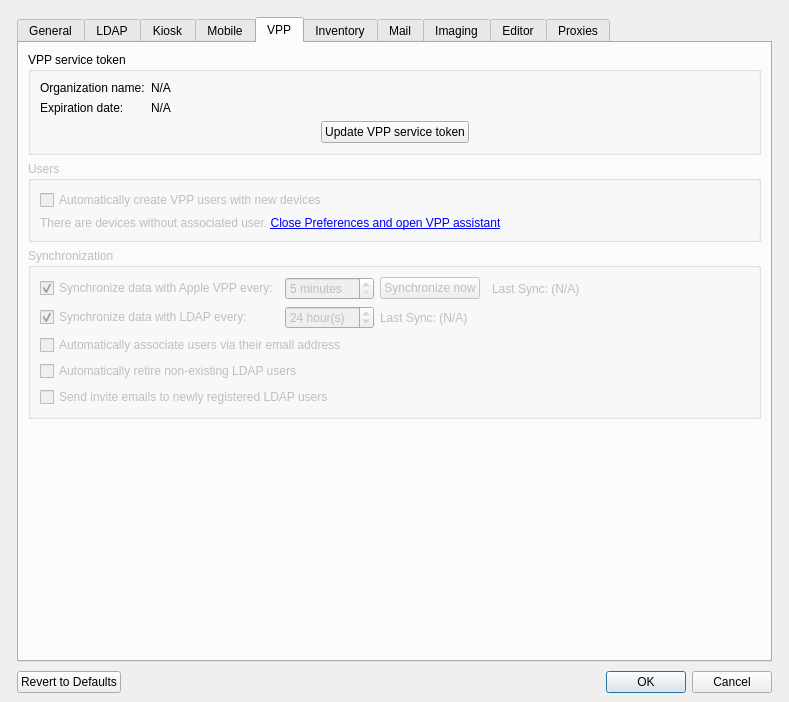
First picture: the form in FWAdminLib/Preferences/WinAdminPrefDlg.ui, repository fw-dev/translations, before the edit.
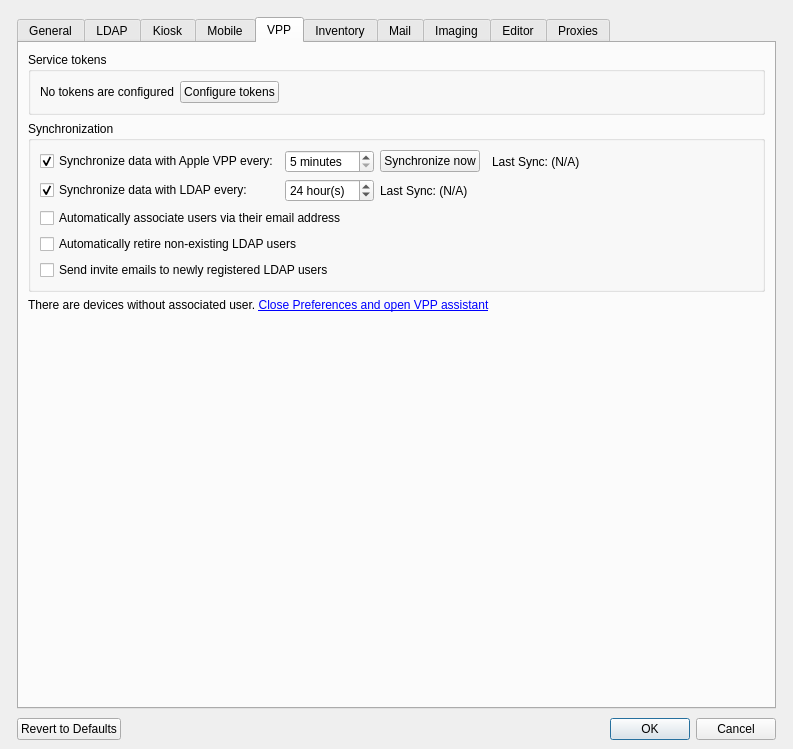
Second picture: the form after the edit. The open tabs and pages were chosen to show the change. Custom widgets are drawn as their Qt base class.

```diff
--- a/FWAdminLib/Preferences/WinAdminPrefDlg.ui
+++ b/FWAdminLib/Preferences/WinAdminPrefDlg.ui
@@ -6,8 +6,8 @@
    <rect>
     <x>0</x>
     <y>0</y>
-    <width>789</width>
-    <height>702</height>
+    <width>793</width>
+    <height>749</height>
    </rect>
   </property>
   <property name="windowTitle">
@@ -1304,51 +1304,25 @@
           <item>
            <widget class="QGroupBox" name="serviceTokenGrp">
             <property name="title">
-             <string>VPP service token</string>
+             <string>Service tokens</string>
             </property>
-            <layout class="QVBoxLayout" name="verticalLayout_12">
+            <layout class="QHBoxLayout" name="horizontalLayout_300">
              <item>
-              <widget class="QStackedWidget" name="vppTokenStackedWidget">
-               <property name="currentIndex">
-                <number>0</number>
-               </property>
-               <widget class="QWidget" name="pageNoToken">
-                <layout class="QHBoxLayout" name="horizontalLayout_11">
-                 <property name="margin">
-                  <number>0</number>
-                 </property>
-                 <item>
-                  <spacer name="horizontalSpacer_12">
-                   <property name="orientation">
-                    <enum>Qt::Horizontal</enum>
-                   </property>
-                   <property name="sizeHint" stdset="0">
-                    <size>
-                     <width>40</width>
-                     <height>20</height>
-                    </size>
-                   </property>
-                  </spacer>
-                 </item>
-                 <item>
-                  <widget class="QLabel" name="label_36">
+              <widget class="QLabel" name="tokenLabel">
                    <property name="text">
-                    <string>&lt;html&gt;&lt;head/&gt;&lt;body&gt;&lt;p&gt;No VPP service token is currently set.&lt;/p&gt;&lt;/body&gt;&lt;/html&gt;</string>
-                   </property>
-                   <property name="openExternalLinks">
-                    <bool>true</bool>
-                   </property>
+                <string>No tokens are configured</string>
+               </property>
                   </widget>
                  </item>
                  <item>
-                  <widget class="QPushButton" name="setVPPToken">
+              <widget class="QPushButton" name="editVPPTokensButton">
                    <property name="text">
-                    <string>Set the VPP service token</string>
+                <string>Configure tokens</string>
                    </property>
                   </widget>
                  </item>
                  <item>
-                  <spacer name="horizontalSpacer_9">
+              <spacer name="horizontalSpacer_400">
                    <property name="orientation">
                     <enum>Qt::Horizontal</enum>
                    </property>
@@ -1359,124 +1333,12 @@
                     </size>
                    </property>
                   </spacer>
-                 </item>
-                </layout>
-               </widget>
-               <widget class="QWidget" name="pageTokenSet">
-                <layout class="QVBoxLayout" name="verticalLayout_13">
-                 <property name="margin">
-                  <number>0</number>
-                 </property>
-                 <item>
-                  <layout class="QFormLayout" name="formLayout_7">
-                   <property name="fieldGrowthPolicy">
-                    <enum>QFormLayout::FieldsStayAtSizeHint</enum>
-                   </property>
-                   <item row="1" column="0">
-                    <widget class="QLabel" name="tokenOrgNameTitleLabel">
-                     <property name="text">
-                      <string>Organization name:</string>
-                     </property>
-                    </widget>
-                   </item>
-                   <item row="2" column="0">
-                    <widget class="QLabel" name="tokenExpDateTitleLabel">
-                     <property name="text">
-                      <string>Expiration date:</string>
-                     </property>
-                    </widget>
-                   </item>
-                   <item row="2" column="1">
-                    <widget class="QLabel" name="tokenExpDateLabel">
-                     <property name="text">
-                      <string>N/A</string>
-                     </property>
-                    </widget>
-                   </item>
-                   <item row="1" column="1">
-                    <widget class="QLabel" name="tokenOrgNameLabel">
-                     <property name="text">
-                      <string>N/A</string>
-                     </property>
-                    </widget>
-                   </item>
-                  </layout>
-                 </item>
-                 <item>
-                  <layout class="QHBoxLayout" name="horizontalLayout_12">
-                   <item>
-                    <spacer name="horizontalSpacer_14">
-                     <property name="orientation">
-                      <enum>Qt::Horizontal</enum>
-                     </property>
-                     <property name="sizeHint" stdset="0">
-                      <size>
-                       <width>40</width>
-                       <height>20</height>
-                      </size>
-                     </property>
-                    </spacer>
-                   </item>
-                   <item>
-                    <widget class="QPushButton" name="updateVPPToken">
-                     <property name="text">
-                      <string>Update VPP service token</string>
-                     </property>
-                    </widget>
-                   </item>
-                   <item>
-                    <spacer name="horizontalSpacer_10">
-                     <property name="orientation">
-                      <enum>Qt::Horizontal</enum>
-                     </property>
-                     <property name="sizeHint" stdset="0">
-                      <size>
-                       <width>40</width>
-                       <height>20</height>
-                      </size>
-                     </property>
-                    </spacer>
-                   </item>
-                  </layout>
-                 </item>
-                </layout>
-               </widget>
-              </widget>
-             </item>
-            </layout>
-           </widget>
-          </item>
-          <item>
-           <widget class="QGroupBox" name="vppUsersGrp">
-            <property name="enabled">
-             <bool>false</bool>
-            </property>
-            <property name="title">
-             <string>Users</string>
-            </property>
-            <layout class="QGridLayout" name="gridLayout_6">
-             <item row="0" column="0" colspan="2">
-              <widget class="QCheckBox" name="vppAutoUsers">
-               <property name="text">
-                <string>Automatically create VPP users with new devices</string>
-               </property>
-              </widget>
-             </item>
-             <item row="1" column="0">
-              <widget class="QLabel" name="devicesWithoutUsersWarning">
-               <property name="text">
-                <string>There are devices without associated user. &lt;a href=&quot;#&quot;&gt;Close Preferences and open VPP assistant&lt;/a&gt;</string>
-               </property>
-              </widget>
              </item>
             </layout>
            </widget>
           </item>
           <item>
            <widget class="QGroupBox" name="synchronizationGroupBox">
-            <property name="enabled">
-             <bool>false</bool>
-            </property>
             <property name="title">
              <string>Synchronization</string>
             </property>
@@ -1610,6 +1472,13 @@
             </layout>
            </widget>
           </item>
+          <item>
+           <widget class="QLabel" name="devicesWithoutUsersWarning">
+            <property name="text">
+             <string>There are devices without associated user. &lt;a href=&quot;#&quot;&gt;Close Preferences and open VPP assistant&lt;/a&gt;</string>
+            </property>
+           </widget>
+          </item>
           <item>
            <spacer name="verticalSpacer_6">
             <property name="orientation">
```
Left out of the diff: 324 changed lines with no effect on the pictures. Lines whose indentation alone changed are shown as unchanged.
